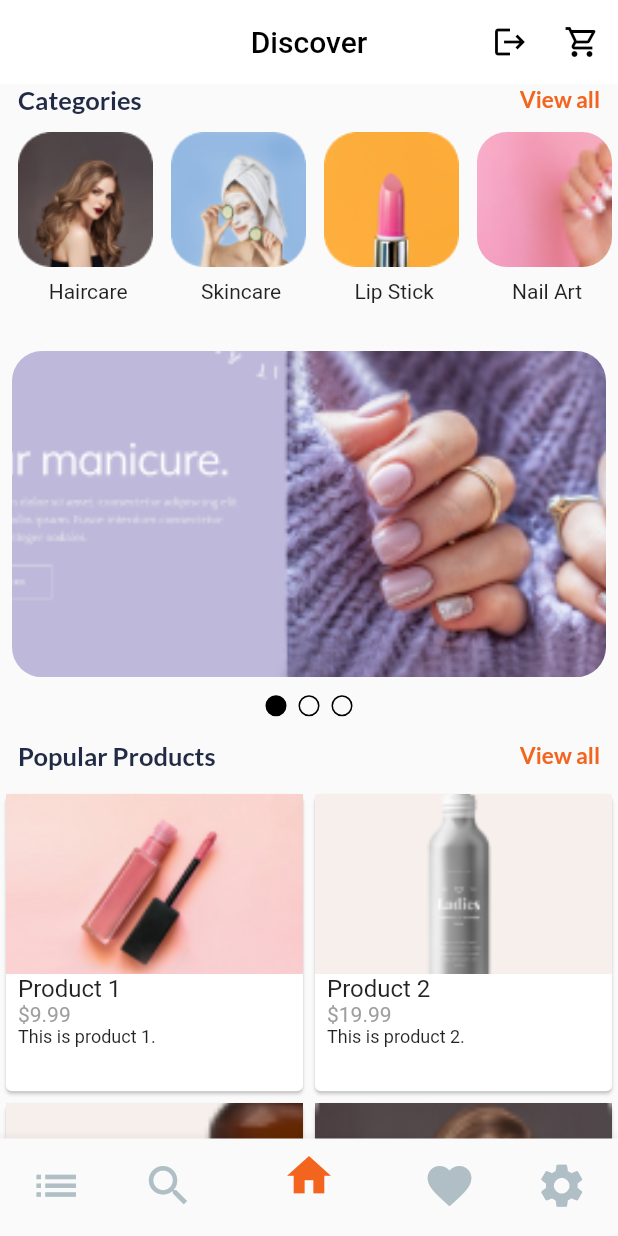
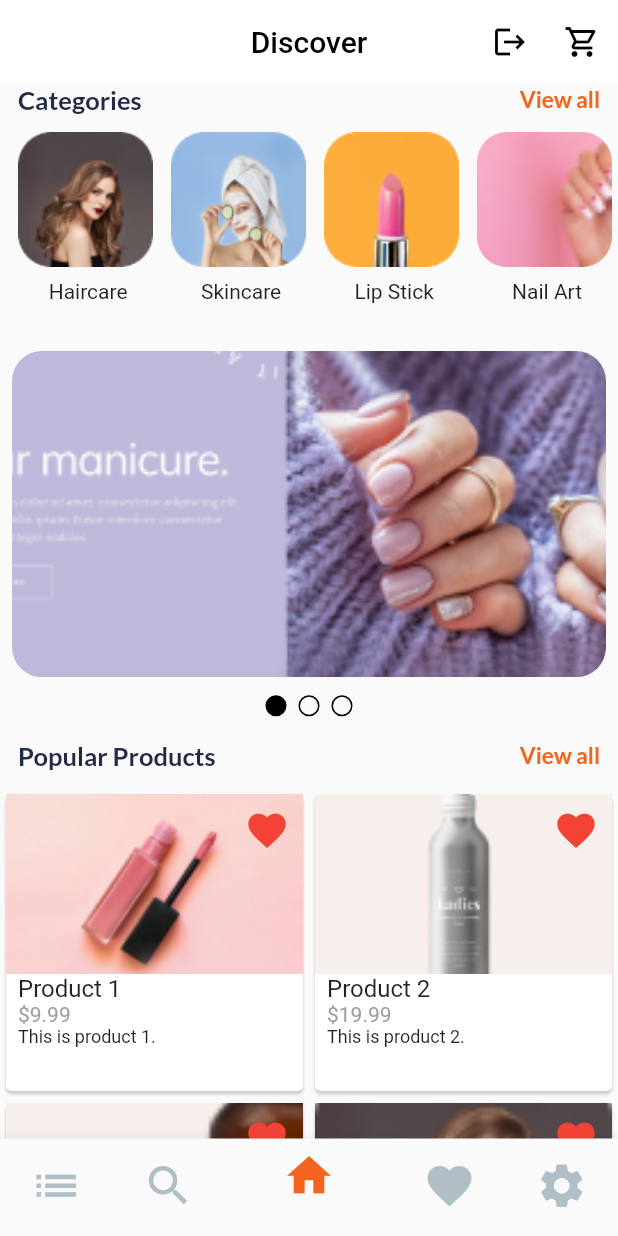
Before and after one commit to IbrahimAlShawaf/Hams_Quiz, a Flutter app: the MyMainScreen screen opened by its route, on a phone screen of 412 x 824 dp. Run offline on Flutter 3.47's test engine with Material 2 defaults, Android fonts, the phone set to English and light mode, and no system bars; our stand-ins replace cloud_firestore, firebase_auth, firebase_core, flutter_screenutil, get, get_storage and 1 more; accounts and stored records are empty.

Commit message:
add screen util

```diff
--- a/lib/main.dart
+++ b/lib/main.dart
@@ -4,12 +4,12 @@ import 'package:flutter/material.dart';
 import 'package:flutter_application_1/bindings/authBinding.dart';
 import 'package:flutter_application_1/firebase_options.dart';
 import 'package:flutter_application_1/routes/routes.dart';
+import 'package:flutter_screenutil/flutter_screenutil.dart';
 import 'package:get/get.dart';
 
 import 'package:get_storage/get_storage.dart';
 
 import 'controller/auth_controller.dart';
-
 
 Future<void> main() async {
   WidgetsFlutterBinding.ensureInitialized();
@@ -17,14 +17,19 @@ Future<void> main() async {
   await Firebase.initializeApp(
     options: DefaultFirebaseOptions.currentPlatform,
   );
-  runApp( MyApp());
+  runApp(MyApp());
 }
 
 class MyApp extends StatelessWidget {
-    final controller = Get.put(AuthController());
+  final controller = Get.put(AuthController());
   @override
   Widget build(BuildContext context) {
-    return GetMaterialApp(
+    return ScreenUtilInit(
+        designSize: const Size(360, 690),
+        minTextAdapt: true,
+        splitScreenMode: true,
+        builder: (context , child){
+             return GetMaterialApp(
       debugShowCheckedModeBanner: false,
       title: 'First Method',
       // You can use the library anywhere in the app even in theme
@@ -39,5 +44,7 @@ class MyApp extends StatelessWidget {
       initialBinding: AuthBinding(),
       getPages: AppRoutes.routes,
     );
+        });
+
   }
 }
--- a/lib/views/screens/MyHomeScreen.dart
+++ b/lib/views/screens/MyHomeScreen.dart
@@ -15,7 +15,6 @@ class MyHomeScreen extends StatefulWidget {
 
 class _MyHomeScreenState extends State<MyHomeScreen>
     with SingleTickerProviderStateMixin {
-
   late TabController _tabController;
 
   List<Product> products = [
@@ -242,11 +241,27 @@ class _MyHomeScreenState extends State<MyHomeScreen>
                     child: Column(
                       crossAxisAlignment: CrossAxisAlignment.stretch,
                       children: <Widget>[
-                        Image.asset(
-                          products[index].imageUrl,
-                          height: 120,
-                          width: 120,
-                          fit: BoxFit.cover,
+                        Stack(
+                          fit: StackFit.passthrough,
+                          children: [
+                            Image.asset(
+                              products[index].imageUrl,
+                              height: 120,
+                              width: 120,
+                              fit: BoxFit.cover,
+                            ),
+                            Positioned(
+                              top: 0,
+                              right: 0,
+                              child: IconButton(
+                                  onPressed: () {},
+                                  icon: const Icon(
+                                    Icons.favorite,
+                                    color: Colors.red,
+                                    size: 30,
+                                  )),
+                            )
+                          ],
                         ),
                         Padding(
                           padding: const EdgeInsets.symmetric(horizontal: 8),
@@ -257,7 +272,6 @@ class _MyHomeScreenState extends State<MyHomeScreen>
                                 products[index].name,
                                 style: const TextStyle(fontSize: 16.0),
                               ),
-
                             ],
                           ),
                         ),
--- a/lib/views/screens/main_screen.dart
+++ b/lib/views/screens/main_screen.dart
@@ -28,41 +28,38 @@ class _MyMainScreenState extends State<MyMainScreen> {
     return Scaffold(
       body: _children[_currentIndex],
       bottomNavigationBar: BottomNavigationBar(
+        selectedItemColor: const Color(0xffF3651F),
+        unselectedItemColor: Colors.blueGrey.shade200,
         currentIndex: _currentIndex,
         //type: BottomNavigationBarType.fixed,
         items: [
           BottomNavigationBarItem(
               icon: Icon(
                 Icons.list,
-                color: Colors.blueGrey.shade200,
                 size: 35,
               ),
               label: ''),
           BottomNavigationBarItem(
               icon: Icon(
                 Icons.search,
-                color: Colors.blueGrey.shade200,
                 size: 35,
               ),
               label: ''),
           BottomNavigationBarItem(
               icon: Icon(
                 Icons.home,
-                color: const Color(0xffF3651F),
                 size: 35,
               ),
               label: ''),
           BottomNavigationBarItem(
               icon: Icon(
                 Icons.favorite,
-                color: Colors.blueGrey.shade200,
                 size: 35,
               ),
               label: ''),
           BottomNavigationBarItem(
               icon: Icon(
                 Icons.settings,
-                color: Colors.blueGrey.shade200,
                 size: 35,
               ),
               label: ''),
--- a/pubspec.yaml
+++ b/pubspec.yaml
@@ -35,7 +35,7 @@ dependencies:
   # The following adds the Cupertino Icons font to your application.
   # Use with the CupertinoIcons class for iOS style icons.
   cupertino_icons: ^1.0.2
-  # flutter_screenutil: ^5.7.0
+  flutter_screenutil: ^5.7.0
   google_fonts: ^4.0.3
   firebase_auth: ^4.4.0
   get_storage: ^2.1.1
```
Also changed, not shown: pubspec.lock.
